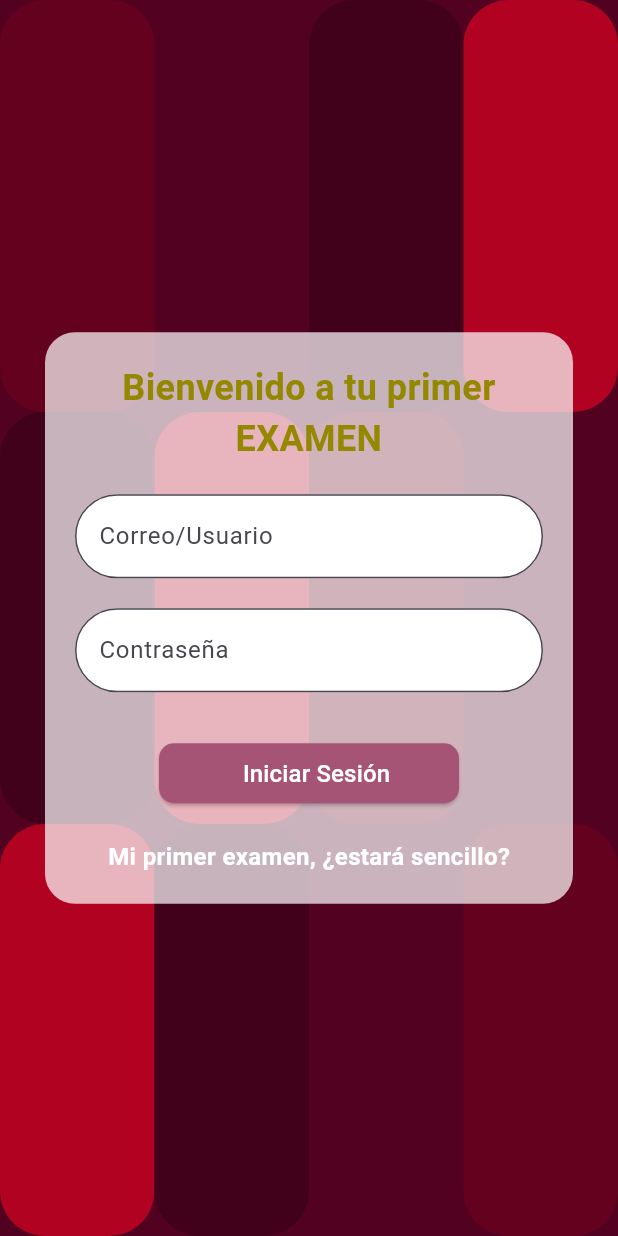
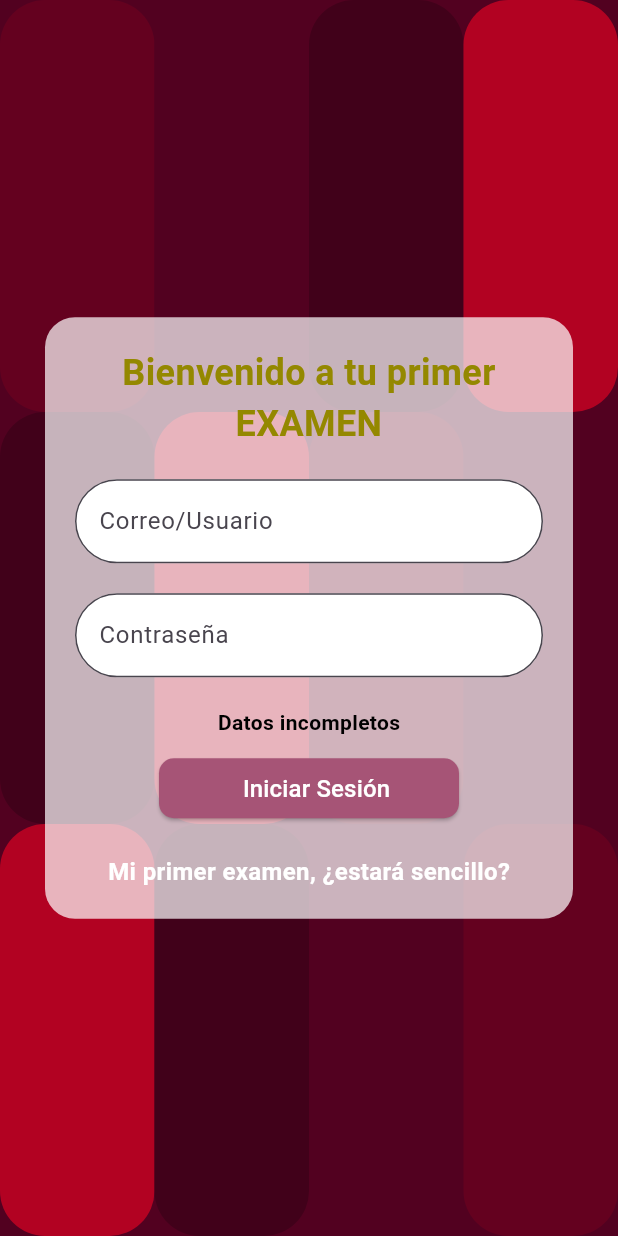
Before and after one commit to Fundamentos-Moviles/examen-i-ErickaGR11, a Flutter app: the screen it shows after launch, after a tap on "Iniciar Sesión", on a phone screen of 412 x 824 dp. Run offline on Flutter 3.47's test engine with Material 3 defaults, Android fonts, the phone set to English and light mode, and no system bars.

Commit message:
Funcionalidades agregadas

```diff
--- a/lib/login.dart
+++ b/lib/login.dart
@@ -3,15 +3,16 @@ import 'package:examen1egr/lib/utils/constans.dart';
 
 class Login extends StatefulWidget {
   const Login({super.key});
-
   @override
   State<Login> createState() => _LoginState();
 }
 
 class _LoginState extends State<Login> {
-  final usuario=TextEditingController();
-  TextEditingController pass= TextEditingController();
+  final usuario = TextEditingController();
+  TextEditingController pass = TextEditingController();
   final List<Color> colors = [fondo, fondo2, fondo3, fondo4];
+  String mensaje = "";
+
   @override
   Widget build(BuildContext context) {
     return Scaffold(
@@ -22,7 +23,7 @@ class _LoginState extends State<Login> {
             children: [
               recuadro(numFlex: 4, color1: fondo2, color2: fondo, color3: fondo3, color4: fondo4),
               recuadro(numFlex: 4, color1: fondo3, color2: fondo4, color3: fondo2, color4: fondo),
-              recuadro(numFlex: 4, color1: fondo4, color2: fondo3,color3: fondo, color4: fondo2),
+              recuadro(numFlex: 4, color1: fondo4, color2: fondo3, color3: fondo, color4: fondo2),
             ],
           ),
           Center(
@@ -46,7 +47,7 @@ class _LoginState extends State<Login> {
                       ),
                       textAlign: TextAlign.center,
                     ),
-                    const SizedBox(height: 20),
+                    SizedBox(height: 20),
                     TextFormField(
                       controller: usuario,
                       decoration: InputDecoration(
@@ -71,7 +72,19 @@ class _LoginState extends State<Login> {
                         ),
                       ),
                     ),
-                    const SizedBox(height: 30),
+                    SizedBox(height: 20),
+                    if (mensaje != "")
+                      Padding(
+                        padding: const EdgeInsets.only(bottom: 10),
+                        child: Text(
+                          mensaje,
+                          style: const TextStyle(
+                            color: Colors.black,
+                            fontSize: 14,
+                            fontWeight: FontWeight.bold,
+                          ),
+                        ),
+                      ),
                     ElevatedButton(
                       style: ElevatedButton.styleFrom(
                         backgroundColor: botones,
@@ -80,9 +93,7 @@ class _LoginState extends State<Login> {
                         ),
                         fixedSize: const Size(200, 40),
                       ),
-                      onPressed: () {
-
-                      },
+                      onPressed: validaUser,
                       child: Row(
                         mainAxisAlignment: MainAxisAlignment.center,
                         children: const [
@@ -95,7 +106,9 @@ class _LoginState extends State<Login> {
                     ),
                     SizedBox(height: 20),
                     const Text('Mi primer examen, ¿estará sencillo?',
-                      style: TextStyle(fontSize: 16, fontWeight: FontWeight.bold, color: Colors.white),
+                      style: TextStyle(fontSize: 16,
+                          fontWeight: FontWeight.bold,
+                          color: Colors.white),
                     ),
                   ],
                 ),
@@ -106,8 +119,25 @@ class _LoginState extends State<Login> {
       ),
     );
   }
+
+  void validaUser() {
+    setState(() {
+      if (usuario.text.isEmpty || pass.text.isEmpty) {
+        mensaje="Datos incompletos";
+        print(' invalido');
+      } else if (usuario.text != 'test') {
+        mensaje="Usuario incorrecto";
+        print('user invalido');
+      } else if (pass.text != 'FDM1') {
+        mensaje="Contraseña incorrecta";
+        print('contra invalido');
+      } else {
+        mensaje="Ingreso Correctamente";
+        print('valido');
+      }
+    });
+  }
 }
-
 
 
 class recuadro extends StatelessWidget {
--- /dev/null
+++ b/lib/more_info.dart
@@ -0,0 +1,16 @@
+import 'package:flutter/material.dart';
+import 'package:examen1egr/lib/utils/constans.dart';
+
+class MoreInfo extends StatefulWidget {
+  const MoreInfo({super.key});
+
+  @override
+  State<MoreInfo> createState() => _MoreInfoState();
+}
+
+class _MoreInfoState extends State<MoreInfo> {
+  @override
+  Widget build(BuildContext context) {
+    return const Placeholder();
+  }
+}
```
